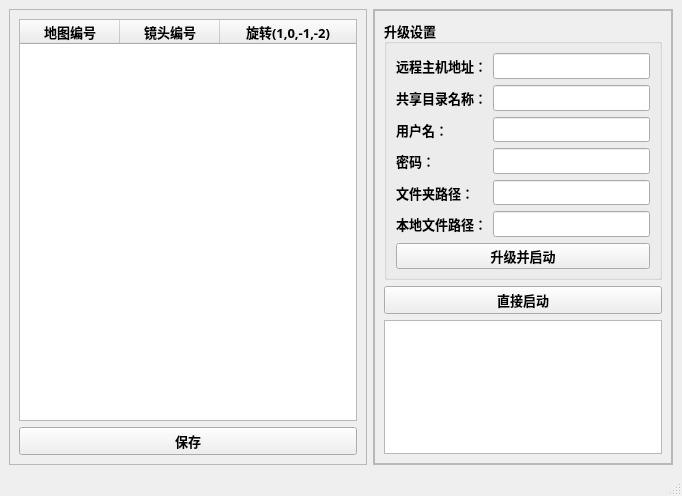
Before: the Qt Designer form SMB_ui.ui in zzw168/SMB_download, drawn with Qt 5.
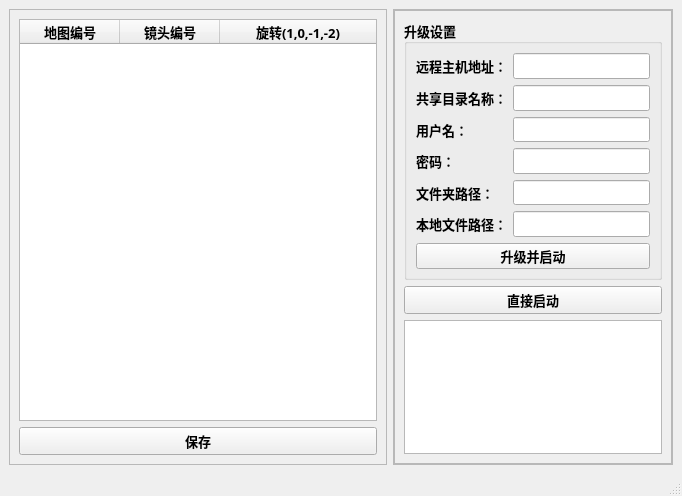
After: the same form once the commit is applied.

The edit to the form file:
```diff
--- a/SMB_ui.ui
+++ b/SMB_ui.ui
@@ -77,13 +77,13 @@
      <widget class="QFrame" name="frame_2">
       <property name="minimumSize">
        <size>
-        <width>300</width>
+        <width>200</width>
         <height>0</height>
        </size>
       </property>
       <property name="maximumSize">
        <size>
-        <width>300</width>
+        <width>280</width>
         <height>16777215</height>
        </size>
       </property>
```
